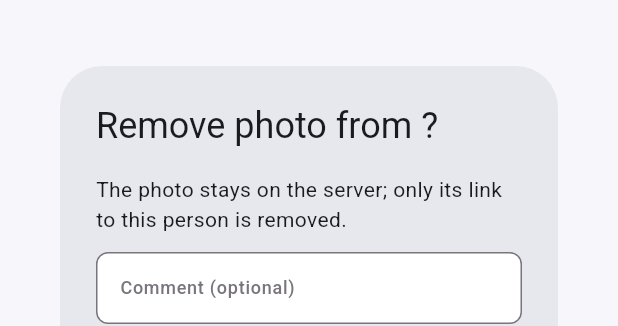
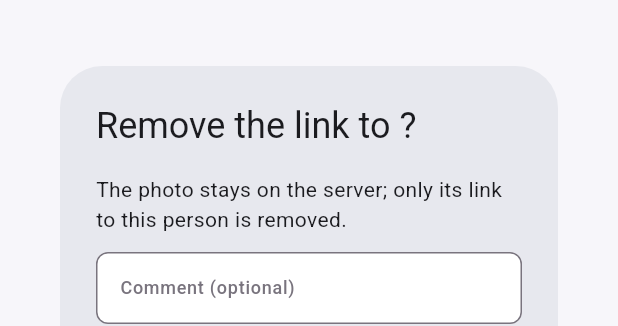
Before and after one commit to Schoaf/webtrees-mobile, a Flutter app: the _RemovePhotoDialog widget shown alone on an empty page, opened directly with empty values, on a phone screen of 412 x 824 dp. Shown: the part 351-677 px from the top of the screen. Run offline on Flutter 3.47's test engine with Material 3 defaults, Android fonts, the phone set to English and light mode, and no system bars; our stand-ins replace app_links, dio, flutter_riverpod, flutter_secure_storage, image_picker, local_auth and 4 more; accounts and stored records are empty; generated files the repository leaves out were written again.

Commit message:
Call it removing the link in the media view
Part of #37

```diff
--- a/lib/l10n/app_de.arb
+++ b/lib/l10n/app_de.arb
@@ -450,8 +450,7 @@
   "photosUploaded": "{count, plural, =1{Foto hochgeladen.} other{{count} Fotos hochgeladen.}}",
   "@photosUploaded": {"placeholders": {"count": {"type": "int"}}},
   "morePhotosTooltip": "Weitere Fotos",
-  "removePhoto": "Foto entfernen",
-  "removePhotoTitle": "Foto von {name} entfernen?",
+  "removePhotoTitle": "Verknüpfung zu {name} entfernen?",
   "@removePhotoTitle": {"placeholders": {"name": {"type": "String"}}},
   "removePhotoExplanation": "Das Foto bleibt auf dem Server, nur die Verknüpfung zu dieser Person wird gelöst.",
   "removePhotoCommentHint": "Kommentar (optional)",
--- a/lib/l10n/app_en.arb
+++ b/lib/l10n/app_en.arb
@@ -275,8 +275,7 @@
   "showPhotos": "View photos",
   "photosUploaded": "{count, plural, =1{Photo uploaded.} other{{count} photos uploaded.}}",
   "morePhotosTooltip": "More photos",
-  "removePhoto": "Remove photo",
-  "removePhotoTitle": "Remove photo from {name}?",
+  "removePhotoTitle": "Remove the link to {name}?",
   "removePhotoExplanation": "The photo stays on the server; only its link to this person is removed.",
   "removePhotoCommentHint": "Comment (optional)",
   "removePhotoNote": "Removed from {name} ({xref}): {comment}",
--- a/lib/l10n/app_nl.arb
+++ b/lib/l10n/app_nl.arb
@@ -275,8 +275,7 @@
   "showPhotos": "Foto's bekijken",
   "photosUploaded": "{count, plural, =1{Foto geüpload.} other{{count} foto's geüpload.}}",
   "morePhotosTooltip": "Meer foto's",
-  "removePhoto": "Foto verwijderen",
-  "removePhotoTitle": "Foto bij {name} verwijderen?",
+  "removePhotoTitle": "Koppeling met {name} verwijderen?",
   "removePhotoExplanation": "De foto blijft op de server; alleen de koppeling met deze persoon wordt verwijderd.",
   "removePhotoCommentHint": "Opmerking (optioneel)",
   "removePhotoNote": "Verwijderd bij {name} ({xref}): {comment}",
--- a/lib/screens/search/media_viewer_screen.dart
+++ b/lib/screens/search/media_viewer_screen.dart
@@ -666,7 +666,7 @@ class _MediaViewerScreenState extends ConsumerState<MediaViewerScreen> {
                         PopupMenuItem(
                           key: const Key('removePhotoItem'),
                           value: () => _unlink({'xref': widget.personXref, 'name': widget.personName}),
-                          child: _MenuEntry(Icons.delete_outline, l10n.removePhoto),
+                          child: _MenuEntry(Icons.link_off, l10n.unlinkPerson),
                         ),
                       ],
                     ),
```
Also changed, not shown: 1 other file.
